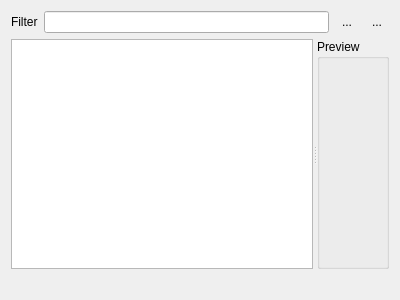
This is qps/ui/qpsresourcebrowser.ui in EnMAP-Box/qgispluginsupport as Qt 5 draws it before an edit. The edited form follows.
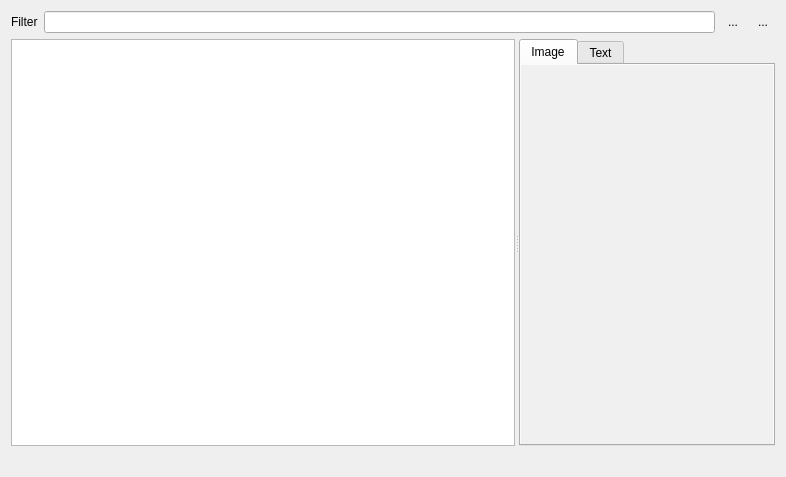
This is the edited form. Icons and pictures are not drawn. Custom widgets are drawn as their Qt base class.

Commit message: ResourceBrowser: - added textbrowser to visualize text resources - uses QGraphicsWidget + QGraphicsScene to visualize image resources

What changed in the file:
```diff
--- a/qps/ui/qpsresourcebrowser.ui
+++ b/qps/ui/qpsresourcebrowser.ui
@@ -6,8 +6,8 @@
    <rect>
     <x>0</x>
     <y>0</y>
-    <width>400</width>
-    <height>300</height>
+    <width>786</width>
+    <height>477</height>
    </rect>
   </property>
   <property name="windowTitle">
@@ -62,7 +62,7 @@
      <widget class="ResourceTableView" name="tableView">
       <property name="sizePolicy">
        <sizepolicy hsizetype="Expanding" vsizetype="Expanding">
-        <horstretch>1</horstretch>
+        <horstretch>2</horstretch>
         <verstretch>0</verstretch>
        </sizepolicy>
       </property>
@@ -73,25 +73,76 @@
        <bool>true</bool>
       </attribute>
      </widget>
-     <widget class="QGroupBox" name="groupBox">
-      <property name="title">
-       <string>Preview</string>
+     <widget class="QTabWidget" name="tabWidget">
+      <property name="sizePolicy">
+       <sizepolicy hsizetype="Expanding" vsizetype="Expanding">
+        <horstretch>1</horstretch>
+        <verstretch>0</verstretch>
+       </sizepolicy>
       </property>
-      <layout class="QVBoxLayout" name="verticalLayout_2">
-       <item>
-        <widget class="QLabel" name="preview">
-         <property name="sizePolicy">
-          <sizepolicy hsizetype="Preferred" vsizetype="Preferred">
-           <horstretch>1</horstretch>
-           <verstretch>1</verstretch>
-          </sizepolicy>
-         </property>
-         <property name="text">
-          <string>&lt;preview&gt;</string>
-         </property>
-        </widget>
-       </item>
-      </layout>
+      <property name="currentIndex">
+       <number>0</number>
+      </property>
+      <widget class="QWidget" name="pageImage">
+       <attribute name="title">
+        <string>Image</string>
+       </attribute>
+       <layout class="QVBoxLayout" name="verticalLayout_2">
+        <property name="spacing">
+         <number>0</number>
+        </property>
+        <property name="leftMargin">
+         <number>0</number>
+        </property>
+        <property name="topMargin">
+         <number>0</number>
+        </property>
+        <property name="rightMargin">
+         <number>0</number>
+        </property>
+        <property name="bottomMargin">
+         <number>0</number>
+        </property>
+        <item>
+         <widget class="QGraphicsView" name="graphicsView">
+          <property name="styleSheet">
+           <string notr="true">background-color: rgb(240, 240, 240);</string>
+          </property>
+          <property name="frameShape">
+           <enum>QFrame::NoFrame</enum>
+          </property>
+          <property name="frameShadow">
+           <enum>QFrame::Plain</enum>
+          </property>
+         </widget>
+        </item>
+       </layout>
+      </widget>
+      <widget class="QWidget" name="pageText">
+       <attribute name="title">
+        <string>Text</string>
+       </attribute>
+       <layout class="QVBoxLayout" name="verticalLayout_3">
+        <property name="spacing">
+         <number>0</number>
+        </property>
+        <property name="leftMargin">
+         <number>0</number>
+        </property>
+        <property name="topMargin">
+         <number>0</number>
+        </property>
+        <property name="rightMargin">
+         <number>0</number>
+        </property>
+        <property name="bottomMargin">
+         <number>0</number>
+        </property>
+        <item>
+         <widget class="QTextBrowser" name="textBrowser"/>
+        </item>
+       </layout>
+      </widget>
      </widget>
     </widget>
    </item>
```
The commit also changes 1 other file.
